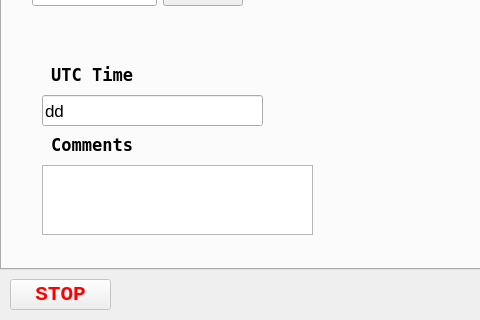
Qt form src/remote_controller/design.ui (MarineRobotics/remote_controller) before a commit; both pictures show x 0 to 480 and y 491 to 811 of the 1131 by 811 pixel window.
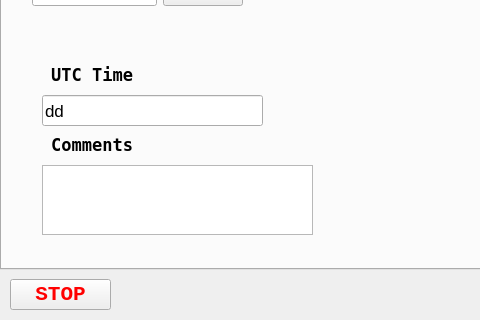
The same form after that commit.

Commit message: enable stop all button

What changed in the file:
```diff
--- a/src/remote_controller/design.ui
+++ b/src/remote_controller/design.ui
@@ -2054,7 +2054,7 @@
    </widget>
    <widget class="QPushButton" name="btnStop">
     <property name="enabled">
-     <bool>false</bool>
+     <bool>true</bool>
     </property>
     <property name="geometry">
      <rect>
```
The commit also changes 1 other file.
